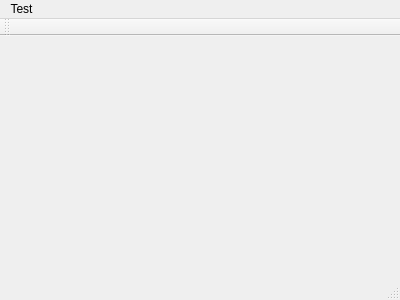
Before: the Qt Designer form WTCFullNodeClient/mainwindow.ui in fenixnix/Causation-Chain, drawn with Qt 5.
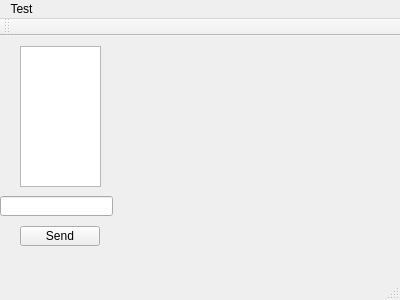
After: the same form once the commit is applied.

```diff
--- a/WTCFullNodeClient/mainwindow.ui
+++ b/WTCFullNodeClient/mainwindow.ui
@@ -13,7 +13,41 @@
   <property name="windowTitle">
    <string>MainWindow</string>
   </property>
-  <widget class="QWidget" name="centralWidget"/>
+  <widget class="QWidget" name="centralWidget">
+   <widget class="QLineEdit" name="lineEdit">
+    <property name="geometry">
+     <rect>
+      <x>0</x>
+      <y>160</y>
+      <width>113</width>
+      <height>20</height>
+     </rect>
+    </property>
+   </widget>
+   <widget class="QPushButton" name="sendBtn">
+    <property name="geometry">
+     <rect>
+      <x>20</x>
+      <y>190</y>
+      <width>80</width>
+      <height>20</height>
+     </rect>
+    </property>
+    <property name="text">
+     <string>Send</string>
+    </property>
+   </widget>
+   <widget class="QListWidget" name="listWidget">
+    <property name="geometry">
+     <rect>
+      <x>20</x>
+      <y>10</y>
+      <width>81</width>
+      <height>141</height>
+     </rect>
+    </property>
+   </widget>
+  </widget>
   <widget class="QMenuBar" name="menuBar">
    <property name="geometry">
     <rect>
```
